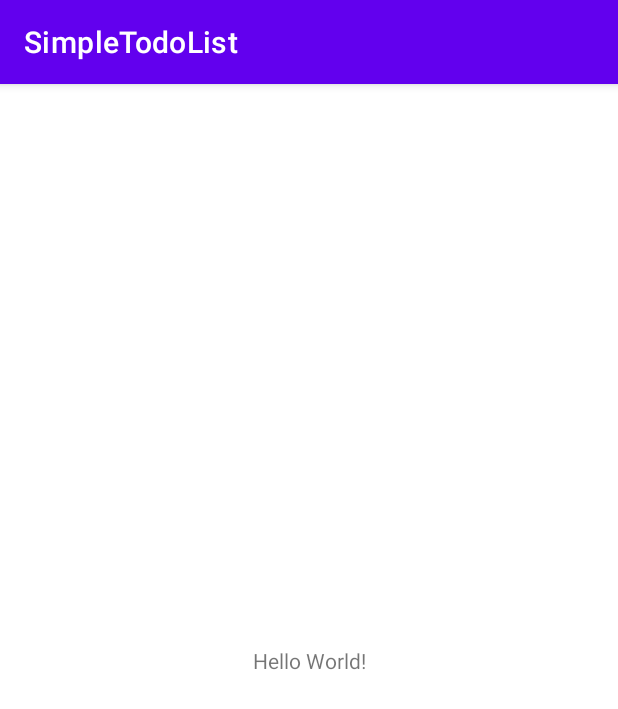
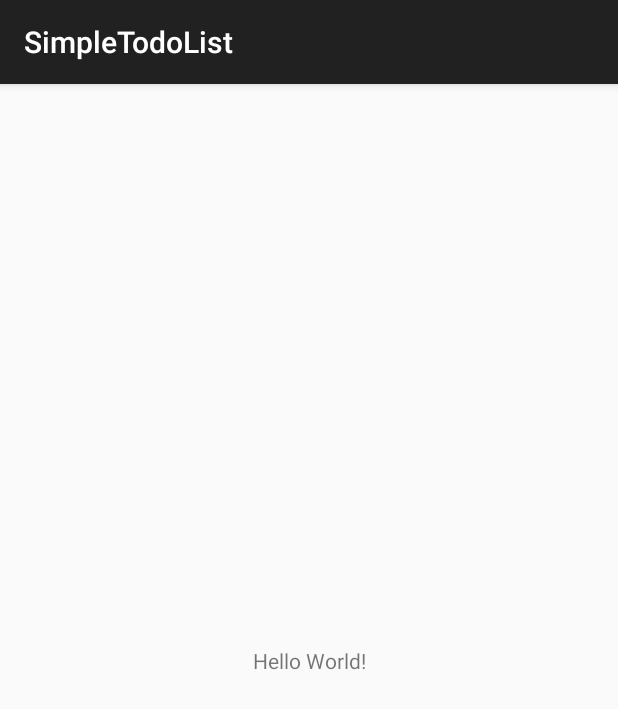
Before and after one commit to habilithm97/DailyMission, an Android app: the screen it shows after launch (MainActivity), on a phone screen of 412 x 824 dp. Shown: the top 709 px of the screen. Run offline under Robolectric (Android 15) with nearby library versions, the phone set to English and light mode, and no system bars.

```diff
--- a/app/build.gradle
+++ b/app/build.gradle
@@ -29,6 +29,7 @@ android {
 }
 
 dependencies {
+    def room_version = "2.2.6"
 
     implementation 'androidx.appcompat:appcompat:1.6.1'
     implementation 'com.google.android.material:material:1.8.0'
@@ -36,4 +37,7 @@ dependencies {
     testImplementation 'junit:junit:4.+'
     androidTestImplementation 'androidx.test.ext:junit:1.1.5'
     androidTestImplementation 'androidx.test.espresso:espresso-core:3.5.1'
+
+    implementation "androidx.room:room-runtime:$room_version"
+    annotationProcessor "androidx.room:room-compiler:$room_version"
 }
--- a/app/src/main/res/values-night/themes.xml
+++ /dev/null
@@ -1,16 +0,0 @@
-<resources xmlns:tools="http://schemas.android.com/tools">
-    <!-- Base application theme. -->
-    <style name="Theme.SimpleTodoList" parent="Theme.MaterialComponents.DayNight.DarkActionBar">
-        <!-- Primary brand color. -->
-        <item name="colorPrimary">@color/purple_200</item>
-        <item name="colorPrimaryVariant">@color/purple_700</item>
-        <item name="colorOnPrimary">@color/black</item>
-        <!-- Secondary brand color. -->
-        <item name="colorSecondary">@color/teal_200</item>
-        <item name="colorSecondaryVariant">@color/teal_200</item>
-        <item name="colorOnSecondary">@color/black</item>
-        <!-- Status bar color. -->
-        <item name="android:statusBarColor" tools:targetApi="l">?attr/colorPrimaryVariant</item>
-        <!-- Customize your theme here. -->
-    </style>
-</resources>
--- a/app/src/main/res/values/themes.xml
+++ b/app/src/main/res/values/themes.xml
@@ -1,16 +1,5 @@
 <resources xmlns:tools="http://schemas.android.com/tools">
     <!-- Base application theme. -->
-    <style name="Theme.SimpleTodoList" parent="Theme.MaterialComponents.DayNight.DarkActionBar">
-        <!-- Primary brand color. -->
-        <item name="colorPrimary">@color/purple_500</item>
-        <item name="colorPrimaryVariant">@color/purple_700</item>
-        <item name="colorOnPrimary">@color/white</item>
-        <!-- Secondary brand color. -->
-        <item name="colorSecondary">@color/teal_200</item>
-        <item name="colorSecondaryVariant">@color/teal_700</item>
-        <item name="colorOnSecondary">@color/black</item>
-        <!-- Status bar color. -->
-        <item name="android:statusBarColor" tools:targetApi="l">?attr/colorPrimaryVariant</item>
-        <!-- Customize your theme here. -->
+    <style name="Theme.SimpleTodoList" parent="Theme.AppCompat.Light.DarkActionBar">
     </style>
 </resources>
```
Also changed, not shown: app/src/main/java/com/example/simpletodolist/MainDB.java (added, +9 -0 lines), app/src/main/java/com/example/simpletodolist/MainDao.java (added, +24 -0 lines), app/src/main/java/com/example/simpletodolist/MainModel.java (added, +43 -0 lines), app/src/main/java/com/example/simpletodolist/MainRepo.java (added, +26 -0 lines).
